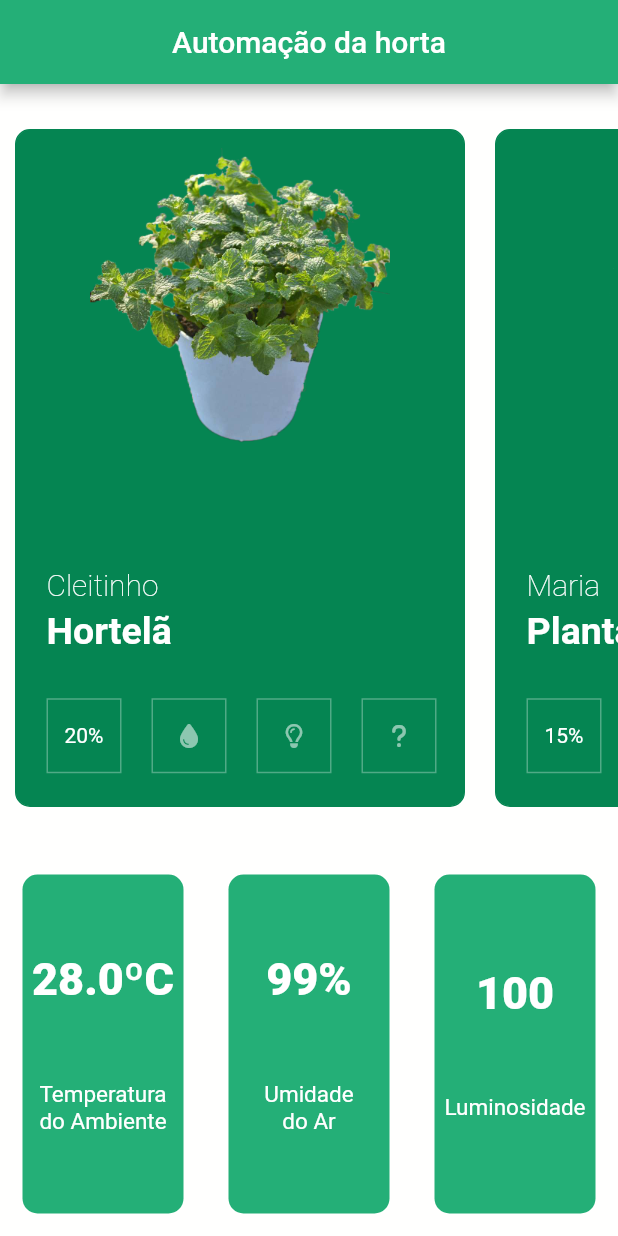
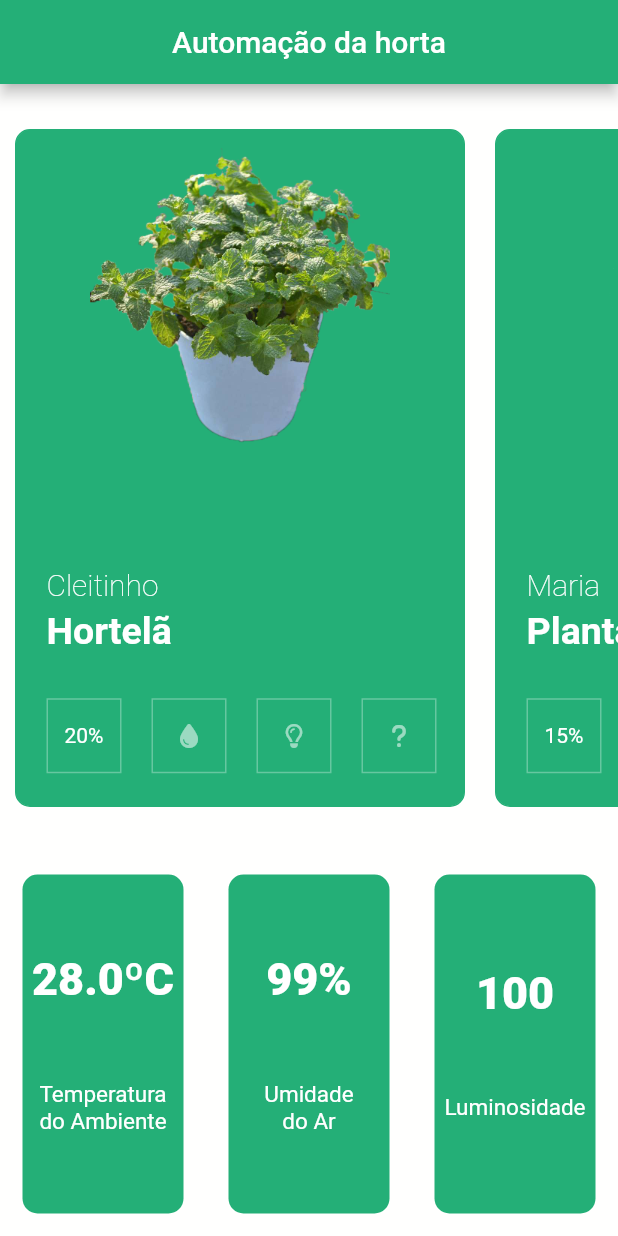
Before and after one commit to JMTheo/FarmHub, a Flutter app: the screen it shows after launch, on a phone screen of 412 x 824 dp. Run offline on Flutter 3.47's test engine with Material 2 defaults, Android fonts, the phone set to English and light mode, and no system bars; our stand-ins replace bot_toast, flutter_mobx, font_awesome_flutter, mobx; missing offline and left inert: dart:ffi; generated files the repository leaves out were written again.

Commit message:
Ajuste cor padrão
Alteração light theme

```diff
--- a/lib/constants.dart
+++ b/lib/constants.dart
@@ -22,10 +22,8 @@ const TextStyle kTemperaturTitle = TextStyle(
   fontSize: 50.0,
 );
 
-//finals 0xFF006949 - 0xFF2d6f28  //0xFF35CE8D green accent / 0xFF31A05F green opa
-const Color kDefaultColorGreen = Color(
-  0xFF058552,
-);
+//finals 0xFF006949 - 0xFF2d6f28  //0xFF35CE8D green accent / 0xFF31A05F green opa => 0xFF058552
+const Color kDefaultColorGreen = Color(0xFF24AF77);
 
 const kLabelTextStyle = TextStyle(
   fontSize: 15.0,
--- a/lib/main.dart
+++ b/lib/main.dart
@@ -2,6 +2,8 @@ import 'package:flutter/material.dart';
 import 'package:bot_toast/bot_toast.dart';
 
 import 'package:automacao_horta/screens/home.dart';
+
+import 'constants.dart';
 
 void main() {
   runApp(MyApp());
@@ -18,9 +20,9 @@ class MyApp extends StatelessWidget {
       navigatorObservers: [BotToastNavigatorObserver()],
       theme: ThemeData.light().copyWith(
           colorScheme: ColorScheme.fromSwatch().copyWith(
-            primary: const Color(0xFF24AF77),
+            primary: kDefaultColorGreen,
           ),
-          textTheme: TextTheme(bodyText2: TextStyle(color: Colors.white)),
+          textTheme: const TextTheme(bodyText2: TextStyle(color: Colors.white)),
           scaffoldBackgroundColor: const Color(0xFFFFFFFE)),
 
       home: Home(),
```
